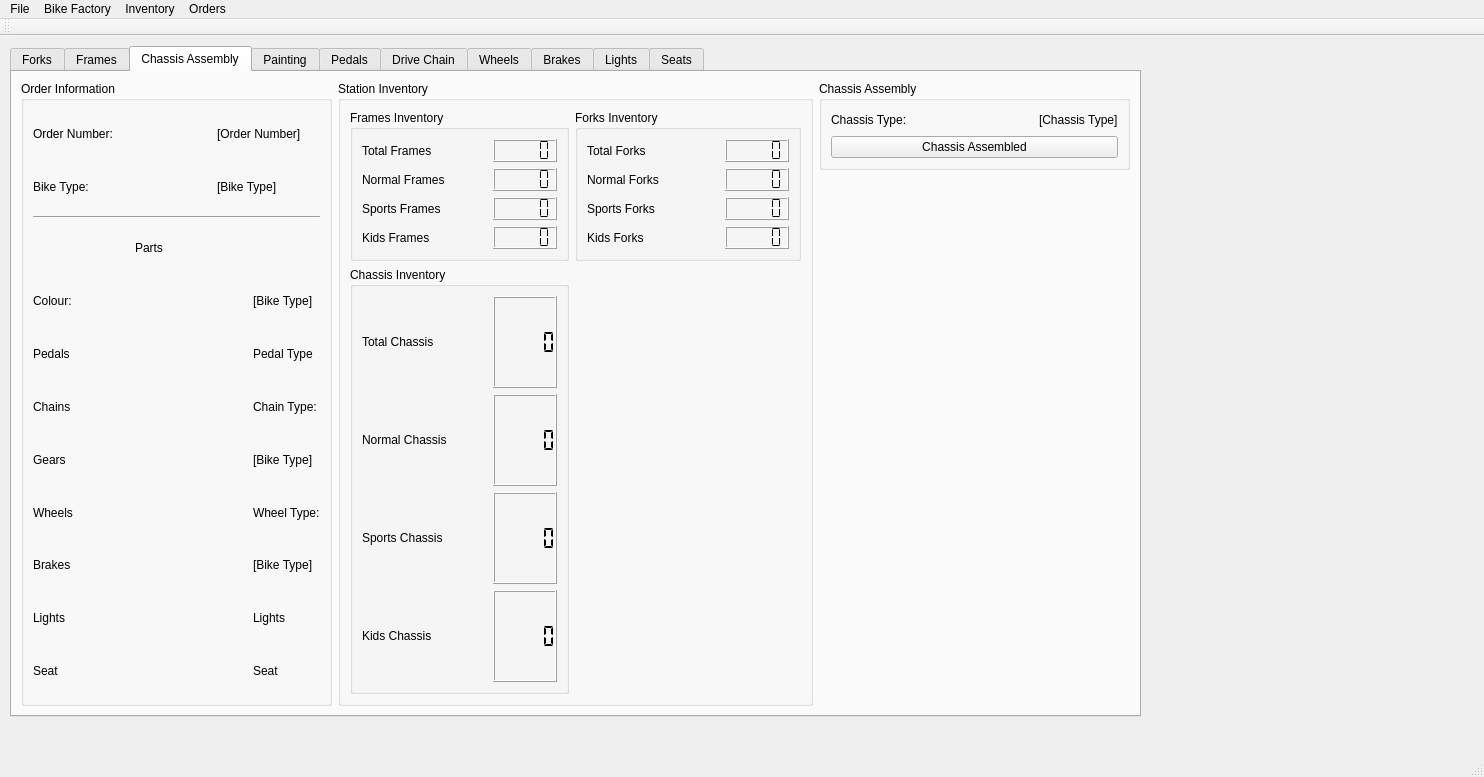
Above: BikeFactoryDesign/form.ui from ctlaverick/BicycleFactory before the change. Below: the same form after it.
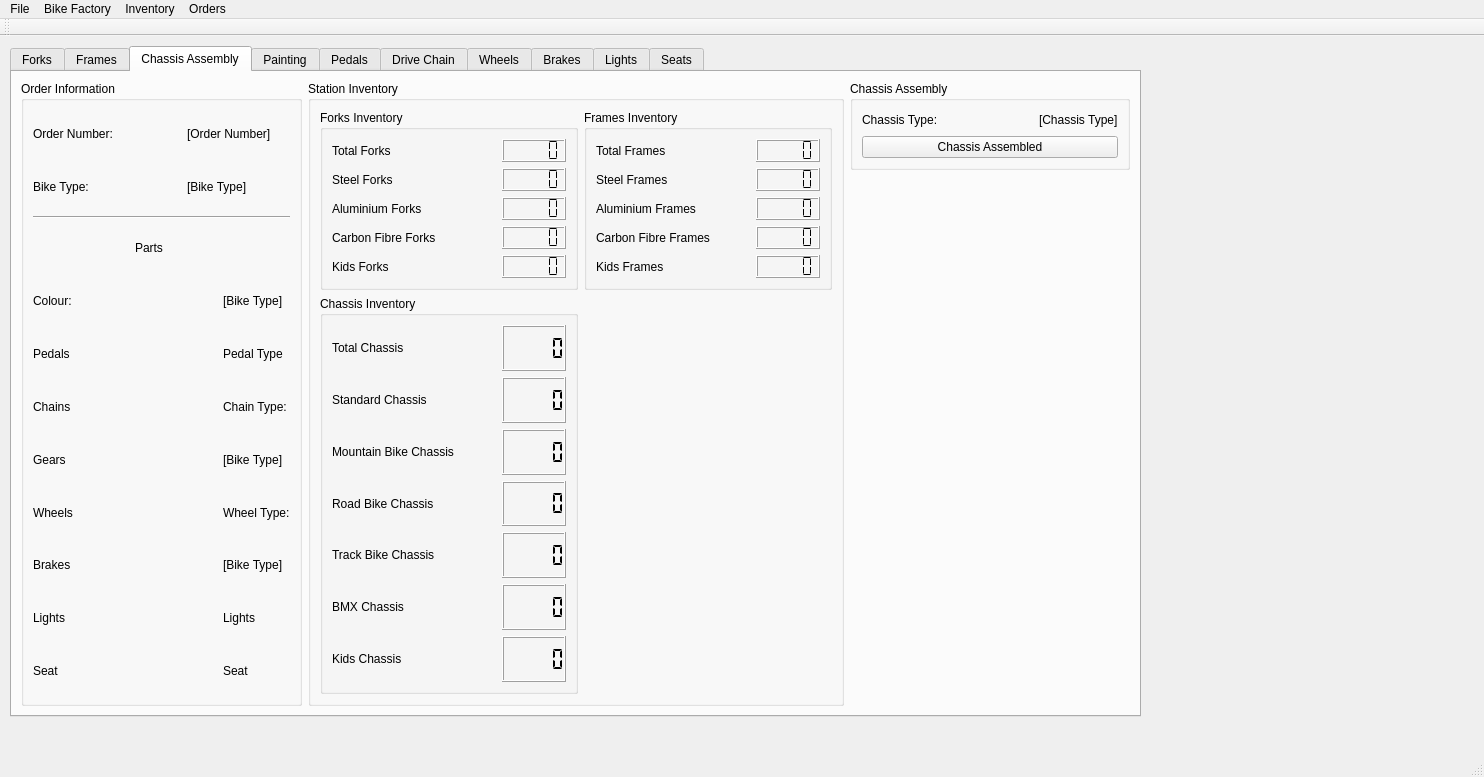
That is the form after the change. The open tabs and pages were chosen to show the change.

Patch:
```diff
--- a/BikeFactoryDesign/form.ui
+++ b/BikeFactoryDesign/form.ui
@@ -1575,75 +1575,48 @@
            <string>Station Inventory</string>
           </property>
           <layout class="QGridLayout" name="gridLayout_58">
-           <item row="0" column="0">
-            <widget class="QGroupBox" name="ChassisInventoryFramesBox">
+           <item row="0" column="1">
+            <widget class="QGroupBox" name="ChassisStationFrameInventoryBox">
              <property name="title">
               <string>Frames Inventory</string>
              </property>
-             <layout class="QGridLayout" name="gridLayout_34">
+             <layout class="QGridLayout" name="gridLayout_65">
+              <item row="2" column="1">
+               <spacer name="horizontalSpacer_32">
+                <property name="orientation">
+                 <enum>Qt::Orientation::Horizontal</enum>
+                </property>
+                <property name="sizeHint" stdset="0">
+                 <size>
+                  <width>40</width>
+                  <height>20</height>
+                 </size>
+                </property>
+               </spacer>
+              </item>
+              <item row="2" column="0">
+               <widget class="QLabel" name="ChassisStationAluminiumFrameLabel">
+                <property name="text">
+                 <string>Aluminium Frames</string>
+                </property>
+               </widget>
+              </item>
               <item row="0" column="0">
-               <widget class="QLabel" name="ChassisInventoryTotalFramesLabel">
+               <widget class="QLabel" name="ChassisStationTotalFrameLabel">
                 <property name="text">
                  <string>Total Frames</string>
                 </property>
                </widget>
               </item>
-              <item row="0" column="1">
-               <spacer name="horizontalSpacer_12">
-                <property name="orientation">
-                 <enum>Qt::Orientation::Horizontal</enum>
-                </property>
-                <property name="sizeHint" stdset="0">
-                 <size>
-                  <width>37</width>
-                  <height>20</height>
-                 </size>
-                </property>
-               </spacer>
-              </item>
-              <item row="0" column="2">
-               <widget class="QLCDNumber" name="ChassisInventoryTotalFramesCount">
-                <property name="segmentStyle">
-                 <enum>QLCDNumber::SegmentStyle::Flat</enum>
-                </property>
-               </widget>
-              </item>
               <item row="1" column="0">
-               <widget class="QLabel" name="ChassisInventoryNormalFramesLabel">
+               <widget class="QLabel" name="ChassisStationSteelFrameLabel">
                 <property name="text">
-                 <string>Normal Frames</string>
+                 <string>Steel Frames</string>
                 </property>
                </widget>
               </item>
               <item row="1" column="1">
-               <spacer name="horizontalSpacer_9">
-                <property name="orientation">
-                 <enum>Qt::Orientation::Horizontal</enum>
-                </property>
-                <property name="sizeHint" stdset="0">
-                 <size>
-                  <width>40</width>
-                  <height>20</height>
-                 </size>
-                </property>
-               </spacer>
-              </item>
-              <item row="1" column="2">
-               <widget class="QLCDNumber" name="ChassisInventoryNormalFramesCount">
-                <property name="segmentStyle">
-                 <enum>QLCDNumber::SegmentStyle::Flat</enum>
-                </property>
-               </widget>
-              </item>
-              <item row="2" column="0">
-               <widget class="QLabel" name="ChassisInventorySportsFramesLabel">
-                <property name="text">
-                 <string>Sports Frames</string>
-                </property>
-               </widget>
-              </item>
-              <item row="2" column="1">
-               <spacer name="horizontalSpacer_10">
+               <spacer name="horizontalSpacer_33">
                 <property name="orientation">
                  <enum>Qt::Orientation::Horizontal</enum>
                 </property>
@@ -1656,21 +1629,14 @@
                </spacer>
               </item>
               <item row="2" column="2">
-               <widget class="QLCDNumber" name="ChassisInventorySportsFramesCount">
+               <widget class="QLCDNumber" name="ChassisStationAluminiumFrameCount">
                 <property name="segmentStyle">
                  <enum>QLCDNumber::SegmentStyle::Flat</enum>
                 </property>
                </widget>
               </item>
-              <item row="3" column="0">
-               <widget class="QLabel" name="ChassisInventoryKidsFramesLabel">
-                <property name="text">
-                 <string>Kids Frames</string>
-                </property>
-               </widget>
-              </item>
-              <item row="3" column="1">
-               <spacer name="horizontalSpacer_11">
+              <item row="6" column="1">
+               <spacer name="horizontalSpacer_34">
                 <property name="orientation">
                  <enum>Qt::Orientation::Horizontal</enum>
                 </property>
@@ -1682,58 +1648,85 @@
                 </property>
                </spacer>
               </item>
+              <item row="1" column="2">
+               <widget class="QLCDNumber" name="ChassisStationSteelFrameCount">
+                <property name="segmentStyle">
+                 <enum>QLCDNumber::SegmentStyle::Flat</enum>
+                </property>
+               </widget>
+              </item>
+              <item row="6" column="0">
+               <widget class="QLabel" name="ChassisStationKidsFrameLabel">
+                <property name="text">
+                 <string>Kids Frames</string>
+                </property>
+               </widget>
+              </item>
+              <item row="6" column="2">
+               <widget class="QLCDNumber" name="ChassisStationKidsFrameCount">
+                <property name="segmentStyle">
+                 <enum>QLCDNumber::SegmentStyle::Flat</enum>
+                </property>
+               </widget>
+              </item>
+              <item row="0" column="1">
+               <spacer name="horizontalSpacer_35">
+                <property name="orientation">
+                 <enum>Qt::Orientation::Horizontal</enum>
+                </property>
+                <property name="sizeHint" stdset="0">
+                 <size>
+                  <width>37</width>
+                  <height>20</height>
+                 </size>
+                </property>
+               </spacer>
+              </item>
+              <item row="0" column="2">
+               <widget class="QLCDNumber" name="ChassisStationTotalFrameCount">
+                <property name="segmentStyle">
+                 <enum>QLCDNumber::SegmentStyle::Flat</enum>
+                </property>
+               </widget>
+              </item>
               <item row="3" column="2">
-               <widget class="QLCDNumber" name="ChassisInventoryKidsFramesCount">
+               <widget class="QLCDNumber" name="ChassisStationCarbonFrameCount">
                 <property name="segmentStyle">
                  <enum>QLCDNumber::SegmentStyle::Flat</enum>
                 </property>
                </widget>
               </item>
+              <item row="3" column="1">
+               <spacer name="horizontalSpacer_36">
+                <property name="orientation">
+                 <enum>Qt::Orientation::Horizontal</enum>
+                </property>
+                <property name="sizeHint" stdset="0">
+                 <size>
+                  <width>40</width>
+                  <height>20</height>
+                 </size>
+                </property>
+               </spacer>
+              </item>
+              <item row="3" column="0">
+               <widget class="QLabel" name="ChassisStationCarbonFrameLabel">
+                <property name="text">
+                 <string>Carbon Fibre Frames</string>
+                </property>
+               </widget>
+              </item>
              </layout>
             </widget>
            </item>
-           <item row="0" column="1">
-            <widget class="QGroupBox" name="ChassisInventoryForksBox">
+           <item row="0" column="0">
+            <widget class="QGroupBox" name="ChassisStationForkInventory">
              <property name="title">
               <string>Forks Inventory</string>
              </property>
-             <layout class="QGridLayout" name="gridLayout_35">
-              <item row="0" column="0">
-               <widget class="QLabel" name="ChassisInventoryTotalForksLabel">
-                <property name="text">
-                 <string>Total Forks</string>
-                </property>
-               </widget>
-              </item>
-              <item row="0" column="1">
-               <spacer name="horizontalSpacer_61">
-                <property name="orientation">
-                 <enum>Qt::Orientation::Horizontal</enum>
-                </property>
-                <property name="sizeHint" stdset="0">
-                 <size>
-                  <width>60</width>
-                  <height>20</height>
-                 </size>
-                </property>
-               </spacer>
-              </item>
-              <item row="0" column="2">
-               <widget class="QLCDNumber" name="ChassisInventoryTotalForksCount">
-                <property name="segmentStyle">
-                 <enum>QLCDNumber::SegmentStyle::Flat</enum>
-                </property>
-               </widget>
-              </item>
-              <item row="1" column="0">
-               <widget class="QLabel" name="ChassisInventoryNormalForksLabel">
-                <property name="text">
-                 <string>Normal Forks</string>
-                </property>
-               </widget>
-              </item>
+             <layout class="QGridLayout" name="gridLayout_71">
               <item row="1" column="1">
-               <spacer name="horizontalSpacer_60">
+               <spacer name="horizontalSpacer_159">
                 <property name="orientation">
                  <enum>Qt::Orientation::Horizontal</enum>
                 </property>
@@ -1745,22 +1738,49 @@
                 </property>
                </spacer>
               </item>
-              <item row="1" column="2">
-               <widget class="QLCDNumber" name="ChassisInventoryNormalForksCount">
-                <property name="segmentStyle">
-                 <enum>QLCDNumber::SegmentStyle::Flat</enum>
-                </property>
-               </widget>
-              </item>
-              <item row="2" column="0">
-               <widget class="QLabel" name="ChassisInventorySportsForksLabel">
-                <property name="text">
-                 <string>Sports Forks</string>
-                </property>
-               </widget>
-              </item>
               <item row="2" column="1">
-               <spacer name="horizontalSpacer_47">
+               <spacer name="horizontalSpacer_172">
+                <property name="orientation">
+                 <enum>Qt::Orientation::Horizontal</enum>
+                </property>
+                <property name="sizeHint" stdset="0">
+                 <size>
+                  <width>60</width>
+                  <height>20</height>
+                 </size>
+                </property>
+               </spacer>
+              </item>
+              <item row="0" column="2">
+               <widget class="QLCDNumber" name="ChassisStationInventoryTotalForksCount">
+                <property name="segmentStyle">
+                 <enum>QLCDNumber::SegmentStyle::Flat</enum>
+                </property>
+               </widget>
+              </item>
+              <item row="6" column="2">
+               <widget class="QLCDNumber" name="ChassisStationInventoryKidsForksCount">
+                <property name="segmentStyle">
+                 <enum>QLCDNumber::SegmentStyle::Flat</enum>
+                </property>
+               </widget>
+              </item>
+              <item row="1" column="2">
+               <widget class="QLCDNumber" name="ChassisStationInventoryTubularSteelForksCount">
+                <property name="segmentStyle">
+                 <enum>QLCDNumber::SegmentStyle::Flat</enum>
+                </property>
+               </widget>
+              </item>
+              <item row="1" column="0">
+               <widget class="QLabel" name="ChassisStationInventoryTubularSteelForksLabel">
+                <property name="text">
+                 <string>Steel Forks</string>
+                </property>
+               </widget>
+              </item>
+              <item row="6" column="1">
+               <spacer name="horizontalSpacer_173">
                 <property name="orientation">
                  <enum>Qt::Orientation::Horizontal</enum>
                 </property>
@@ -1773,21 +1793,48 @@
                </spacer>
               </item>
               <item row="2" column="2">
-               <widget class="QLCDNumber" name="ChassisInventorySportsForksCount">
+               <widget class="QLCDNumber" name="ChassisStationInventoryAluminiumForksCount">
                 <property name="segmentStyle">
                  <enum>QLCDNumber::SegmentStyle::Flat</enum>
                 </property>
                </widget>
               </item>
-              <item row="3" column="0">
-               <widget class="QLabel" name="ChassisInventoryKidsForksLabel">
+              <item row="6" column="0">
+               <widget class="QLabel" name="ChassisStationInventoryKidsForksLabel">
                 <property name="text">
                  <string>Kids Forks</string>
                 </property>
                </widget>
               </item>
+              <item row="2" column="0">
+               <widget class="QLabel" name="ChassisStationInventoryAluminiumForksLabel">
+                <property name="text">
+                 <string>Aluminium Forks</string>
+                </property>
+               </widget>
+              </item>
+              <item row="0" column="1">
+               <spacer name="horizontalSpacer_174">
+                <property name="orientation">
+                 <enum>Qt::Orientation::Horizontal</enum>
+                </property>
+                <property name="sizeHint" stdset="0">
+                 <size>
+                  <width>60</width>
+                  <height>20</height>
+                 </size>
+                </property>
+               </spacer>
+              </item>
+              <item row="3" column="0">
+               <widget class="QLabel" name="ChassisStationInventoryCarbonForksLabel">
+                <property name="text">
+                 <string>Carbon Fibre Forks</string>
+                </property>
+               </widget>
+              </item>
               <item row="3" column="1">
-               <spacer name="horizontalSpacer_46">
+               <spacer name="horizontalSpacer_281">
                 <property name="orientation">
                  <enum>Qt::Orientation::Horizontal</enum>
                 </property>
@@ -1800,12 +1847,19 @@
                </spacer>
               </item>
               <item row="3" column="2">
-               <widget class="QLCDNumber" name="ChassisInventoryKidsForksCount">
+               <widget class="QLCDNumber" name="ChassisStationInventoryCarbonForksCount">
                 <property name="segmentStyle">
                  <enum>QLCDNumber::SegmentStyle::Flat</enum>
                 </property>
                </widget>
               </item>
+              <item row="0" column="0">
+               <widget class="QLabel" name="ChassisStationInventoryTotalForksLabel">
+                <property name="text">
+                 <string>Total Forks</string>
+                </property>
+               </widget>
+              </item>
              </layout>
             </widget>
            </item>
@@ -1815,6 +1869,66 @@
               <string>Chassis Inventory</string>
              </property>
              <layout class="QGridLayout" name="gridLayout_36">
+              <item row="6" column="1">
+               <spacer name="horizontalSpacer_179">
+                <property name="orientation">
+                 <enum>Qt::Orientation::Horizontal</enum>
+                </property>
+                <property name="sizeHint" stdset="0">
+                 <size>
+                  <width>20</width>
+                  <height>20</height>
+                 </size>
+                </property>
+               </spacer>
+              </item>
+              <item row="2" column="1">
+               <spacer name="horizontalSpacer_178">
+                <property name="orientation">
+                 <enum>Qt::Orientation::Horizontal</enum>
+                </property>
+                <property name="sizeHint" stdset="0">
+                 <size>
+                  <width>40</width>
+                  <height>20</height>
+                 </size>
+                </property>
+               </spacer>
+              </item>
+              <item row="1" column="2">
+               <widget class="QLCDNumber" name="ChassisInventoryNormalChassisCount">
+                <property name="segmentStyle">
+                 <enum>QLCDNumber::SegmentStyle::Flat</enum>
+                </property>
+               </widget>
+              </item>
+              <item row="0" column="2">
+               <widget class="QLCDNumber" name="ChassisInventoryTotalChassisCount">
+                <property name="segmentStyle">
+                 <enum>QLCDNumber::SegmentStyle::Flat</enum>
+                </property>
+               </widget>
+              </item>
+              <item row="6" column="0">
+               <widget class="QLabel" name="ChassisInventoryKidsChassisLabel">
+                <property name="text">
+                 <string>Kids Chassis</string>
+                </property>
+               </widget>
+              </item>
+              <item row="1" column="1">
+               <spacer name="horizontalSpacer_177">
+                <property name="orientation">
+                 <enum>Qt::Orientation::Horizontal</enum>
+                </property>
+                <property name="sizeHint" stdset="0">
+                 <size>
+                  <width>40</width>
+                  <height>20</height>
+                 </size>
+                </property>
+               </spacer>
+              </item>
               <item row="0" column="0">
                <widget class="QLabel" name="ChassisInventoryTotalChassisLabel">
                 <property name="text">
@@ -1822,6 +1936,13 @@
                 </property>
                </widget>
               </item>
+              <item row="2" column="2">
+               <widget class="QLCDNumber" name="ChassisInventoryMountainChassisCount">
+                <property name="segmentStyle">
+                 <enum>QLCDNumber::SegmentStyle::Flat</enum>
+                </property>
+               </widget>
+              </item>
               <item row="0" column="1">
                <spacer name="horizontalSpacer_176">
                 <property name="orientation">
@@ -1835,94 +1956,108 @@
                 </property>
                </spacer>
               </item>
-              <item row="0" column="2">
-               <widget class="QLCDNumber" name="ChassisInventoryTotalChassisCount">
-                <property name="segmentStyle">
-                 <enum>QLCDNumber::SegmentStyle::Flat</enum>
+              <item row="2" column="0">
+               <widget class="QLabel" name="ChassisInventoryMountainChassisLabel">
+                <property name="text">
+                 <string>Mountain Bike Chassis</string>
                 </property>
                </widget>
               </item>
               <item row="1" column="0">
                <widget class="QLabel" name="ChassisInventoryNormalChassisLabel">
                 <property name="text">
-                 <string>Normal Chassis</string>
+                 <string>Standard Chassis</string>
                 </property>
                </widget>
               </item>
-              <item row="1" column="1">
-               <spacer name="horizontalSpacer_177">
-                <property name="orientation">
-                 <enum>Qt::Orientation::Horizontal</enum>
-                </property>
-                <property name="sizeHint" stdset="0">
-                 <size>
-                  <width>40</width>
-                  <height>20</height>
-                 </size>
-                </property>
-               </spacer>
-              </item>
-              <item row="1" column="2">
-               <widget class="QLCDNumber" name="ChassisInventoryNormalChassisCount">
-                <property name="segmentStyle">
-                 <enum>QLCDNumber::SegmentStyle::Flat</enum>
-                </property>
-               </widget>
-              </item>
-              <item row="2" column="0">
-               <widget class="QLabel" name="ChassisInventorySportsChassisLabel">
-                <property name="text">
-                 <string>Sports Chassis</string>
-                </property>
-               </widget>
-              </item>
-              <item row="2" column="1">
-               <spacer name="horizontalSpacer_178">
-                <property name="orientation">
-                 <enum>Qt::Orientation::Horizontal</enum>
-                </property>
-                <property name="sizeHint" stdset="0">
-                 <size>
-                  <width>40</width>
-                  <height>20</height>
-                 </size>
-                </property>
-               </spacer>
-              </item>
-              <item row="2" column="2">
-               <widget class="QLCDNumber" name="ChassisInventorySportsChassisCount">
-                <property name="segmentStyle">
-                 <enum>QLCDNumber::SegmentStyle::Flat</enum>
-                </property>
-               </widget>
-              </item>
-              <item row="3" column="0">
-               <widget class="QLabel" name="ChassisInventoryKidsChassisLabel">
-                <property name="text">
-                 <string>Kids Chassis</string>
-                </property>
-               </widget>
-              </item>
-              <item row="3" column="1">
-               <spacer name="horizontalSpacer_179">
-                <property name="orientation">
-                 <enum>Qt::Orientation::Horizontal</enum>
-                </property>
-                <property name="sizeHint" stdset="0">
-                 <size>
-                  <width>20</width>
-                  <height>20</height>
-                 </size>
-                </property>
-               </spacer>
-              </item>
-              <item row="3" column="2">
+              <item row="6" column="2">
                <widget class="QLCDNumber" name="ChassisInventoryKidsChassisCount">
                 <property name="segmentStyle">
                  <enum>QLCDNumber::SegmentStyle::Flat</enum>
                 </property>
                </widget>
               </item>
+              <item row="3" column="1">
+               <spacer name="horizontalSpacer_282">
+                <property name="orientation">
+                 <enum>Qt::Orientation::Horizontal</enum>
+                </property>
+                <property name="sizeHint" stdset="0">
+                 <size>
+                  <width>40</width>
+                  <height>20</height>
+                 </size>
+                </property>
+               </spacer>
+              </item>
+              <item row="3" column="2">
+               <widget class="QLCDNumber" name="ChassisInventoryRoadChassisCount">
+                <property name="segmentStyle">
+                 <enum>QLCDNumber::SegmentStyle::Flat</enum>
+                </property>
+               </widget>
+              </item>
+              <item row="3" column="0">
+               <widget class="QLabel" name="ChassisInventoryRoadChassisLabel">
+                <property name="text">
+                 <string>Road Bike Chassis</string>
+                </property>
+               </widget>
+              </item>
+              <item row="4" column="0">
+               <widget class="QLabel" name="ChassisInventoryTrackChassisLabel">
+                <property name="text">
+                 <string>Track Bike Chassis</string>
+                </property>
+               </widget>
+              </item>
+              <item row="4" column="1">
+               <spacer name="horizontalSpacer_283">
+                <property name="orientation">
+                 <enum>Qt::Orientation::Horizontal</enum>
+                </property>
+                <property name="sizeHint" stdset="0">
+                 <size>
+                  <width>40</width>
+                  <height>20</height>
+                 </size>
+                </property>
+               </spacer>
+              </item>
+              <item row="4" column="2">
+               <widget class="QLCDNumber" name="ChassisInventoryTrackChassisCount">
+                <property name="segmentStyle">
+                 <enum>QLCDNumber::SegmentStyle::Flat</enum>
+                </property>
+               </widget>
+              </item>
+              <item row="5" column="0">
+               <widget class="QLabel" name="ChassisInventoryBMXChassisLabel">
+                <property name="text">
+                 <string>BMX Chassis</string>
+                </property>
+               </widget>
+              </item>
+              <item row="5" column="1">
+               <spacer name="horizontalSpacer_284">
+                <property name="orientation">
+                 <enum>Qt::Orientation::Horizontal</enum>
+                </property>
+                <property name="sizeHint" stdset="0">
+                 <size>
+                  <width>40</width>
+                  <height>20</height>
+                 </size>
+                </property>
+               </spacer>
+              </item>
+              <item row="5" column="2">
+               <widget class="QLCDNumber" name="ChassisInventoryBMXChassisCount">
+                <property name="segmentStyle">
+                 <enum>QLCDNumber::SegmentStyle::Flat</enum>
+                </property>
+               </widget>
+              </item>
              </layout>
             </widget>
            </item>
```
Left out of the diff: 1139 changed lines with no effect on the pictures.
